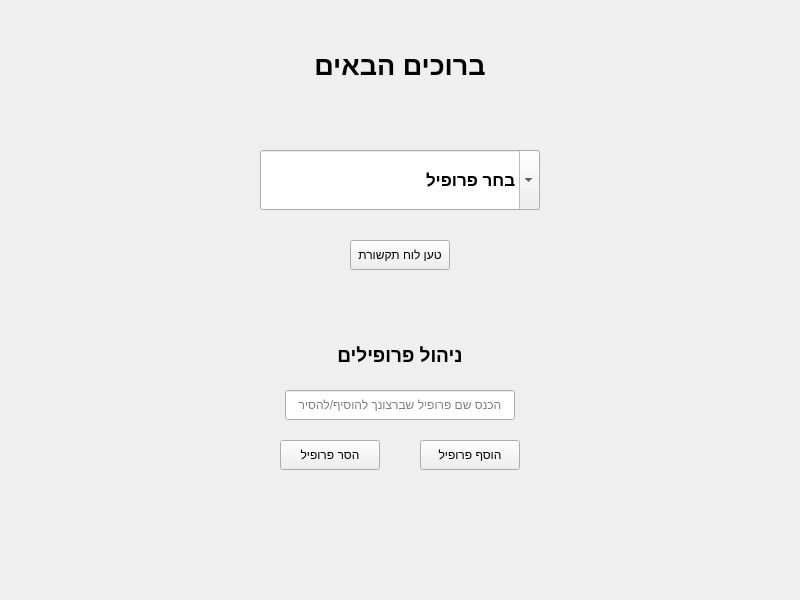
Before: the Qt Designer form UI/ProfileScreen.ui in shlomi1074/CommunicationBoard_Prototype, drawn with Qt 5.
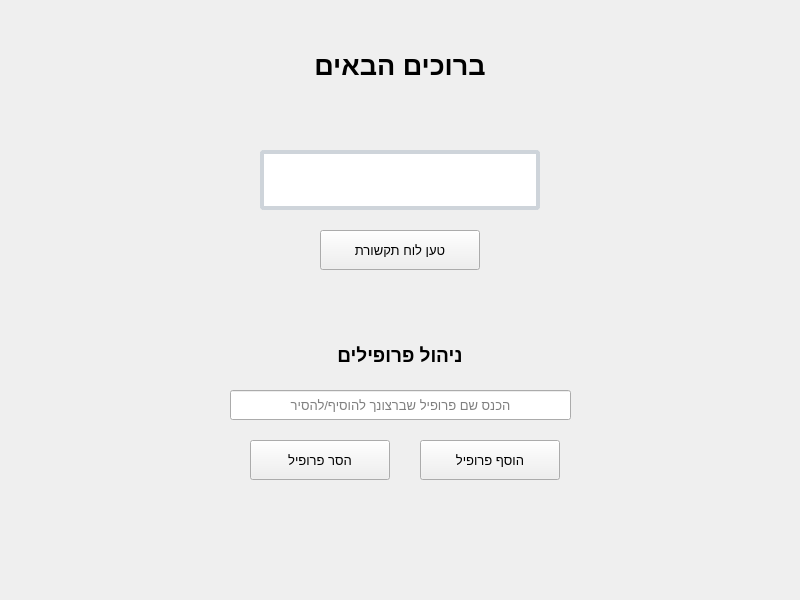
After: the same form once the commit is applied. Icons and pictures are not drawn.

Commit message: Add profile pictures

What changed in the file:
```diff
--- a/UI/ProfileScreen.ui
+++ b/UI/ProfileScreen.ui
@@ -10,6 +10,11 @@
     <height>600</height>
    </rect>
   </property>
+  <property name="font">
+   <font>
+    <pointsize>10</pointsize>
+   </font>
+  </property>
   <property name="windowTitle">
    <string>CommunicationBoard</string>
   </property>
@@ -29,50 +34,116 @@
     </property>
     <property name="font">
      <font>
-      <pointsize>13</pointsize>
-      <weight>75</weight>
-      <bold>true</bold>
+      <pointsize>-1</pointsize>
      </font>
     </property>
+    <property name="styleSheet">
+     <string notr="true">QComboBox{
+	border: 4px solid #ced4da;
+	border-radius: 4px;
+	font-size: 16px;
+}
+
+QComboBox::drop-down {
+	border: 0px;
+}
+
+QComboBox::down-arrow {
+    image: url(./Resources/arrow-down.svg);
+}
+
+QComboBox:on { /* shift the text when the popup opens */
+   border: 4px solid #c2dbfe;
+}
+
+QComboBox::QListView{
+	font-size: 16px;
+	border: 4px solid rgba(0, 0, 0, 10%);
+	background-color: #fff;
+	outline: 0px;
+}
+
+QComboBox::QListView::item{
+	background-color: #fff;
+}
+
+QComboBox::QListView::item::hover{
+	background-color: #1e90ff;
+}
+QComboBox::QListView::item::selected{
+	background-color: #1e90ff;
+}
+
+
+
+
+</string>
+    </property>
     <property name="editable">
      <bool>true</bool>
     </property>
     <property name="currentText">
      <string>בחר פרופיל</string>
     </property>
+    <property name="currentIndex">
+     <number>-1</number>
+    </property>
+    <property name="maxVisibleItems">
+     <number>10</number>
+    </property>
    </widget>
    <widget class="QPushButton" name="AddProfileButton">
     <property name="geometry">
      <rect>
       <x>420</x>
       <y>440</y>
-      <width>100</width>
-      <height>30</height>
+      <width>140</width>
+      <height>40</height>
      </rect>
     </property>
     <property name="text">
      <string>הוסף פרופיל</string>
     </property>
+    <property name="icon">
+     <iconset>
+      <normaloff>../Resources/UI Icons/plus-circle.svg</normaloff>../Resources/UI Icons/plus-circle.svg</iconset>
+    </property>
+    <property name="iconSize">
+     <size>
+      <width>20</width>
+      <height>20</height>
+     </size>
+    </property>
    </widget>
    <widget class="QPushButton" name="DeleteProfileButton">
     <property name="geometry">
      <rect>
-      <x>280</x>
+      <x>250</x>
       <y>440</y>
-      <width>100</width>
-      <height>30</height>
+      <width>140</width>
+      <height>40</height>
      </rect>
     </property>
     <property name="text">
      <string>הסר פרופיל</string>
     </property>
+    <property name="icon">
+     <iconset>
+      <normaloff>../Resources/UI Icons/minus-circle.svg</normaloff>../Resources/UI Icons/minus-circle.svg</iconset>
+    </property>
+    <property name="iconSize">
+     <size>
+      <width>20</width>
+      <height>20</height>
+     </size>
+    </property>
    </widget>
    <widget class="QLineEdit" name="ProfileLineEdit">
     <property name="geometry">
      <rect>
-      <x>285</x>
+      <x>230</x>
       <y>390</y>
-      <width>230</width>
+      <width>341</width>
       <height>30</height>
      </rect>
     </property>
@@ -133,15 +204,25 @@
    <widget class="QPushButton" name="LoadBoardButton">
     <property name="geometry">
      <rect>
-      <x>350</x>
-      <y>240</y>
-      <width>100</width>
-      <height>30</height>
+      <x>320</x>
+      <y>230</y>
+      <width>160</width>
+      <height>40</height>
      </rect>
     </property>
     <property name="text">
      <string>טען לוח תקשורת</string>
     </property>
+    <property name="icon">
+     <iconset>
+      <normaloff>../Resources/UI Icons/loader.svg</normaloff>../Resources/UI Icons/loader.svg</iconset>
+    </property>
+    <property name="iconSize">
+     <size>
+      <width>20</width>
+      <height>20</height>
+     </size>
+    </property>
    </widget>
    <widget class="QLabel" name="label_2">
     <property name="geometry">
```
The commit also changes 350 other files.
